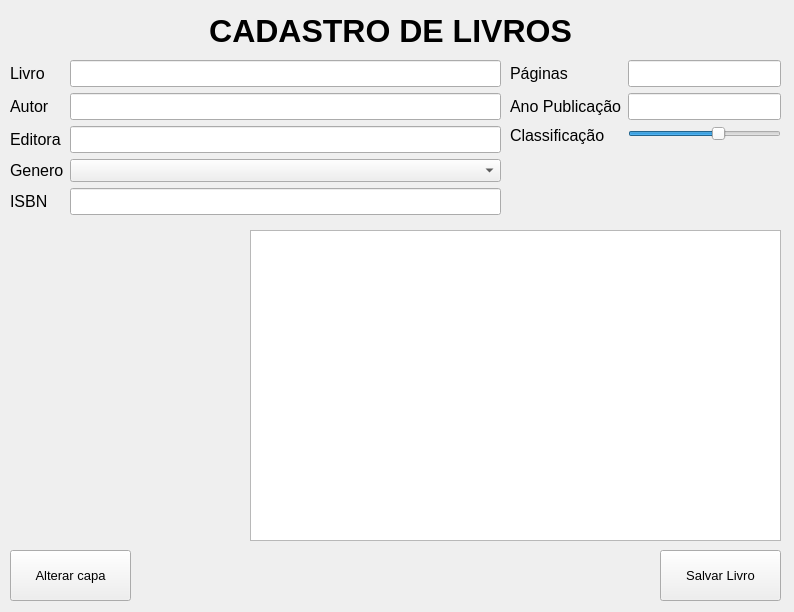
Old version of the form screen/ui_designer/screen_cadastro_livros.ui in the repository mateusmoratelli/MinhaBiblioteca.
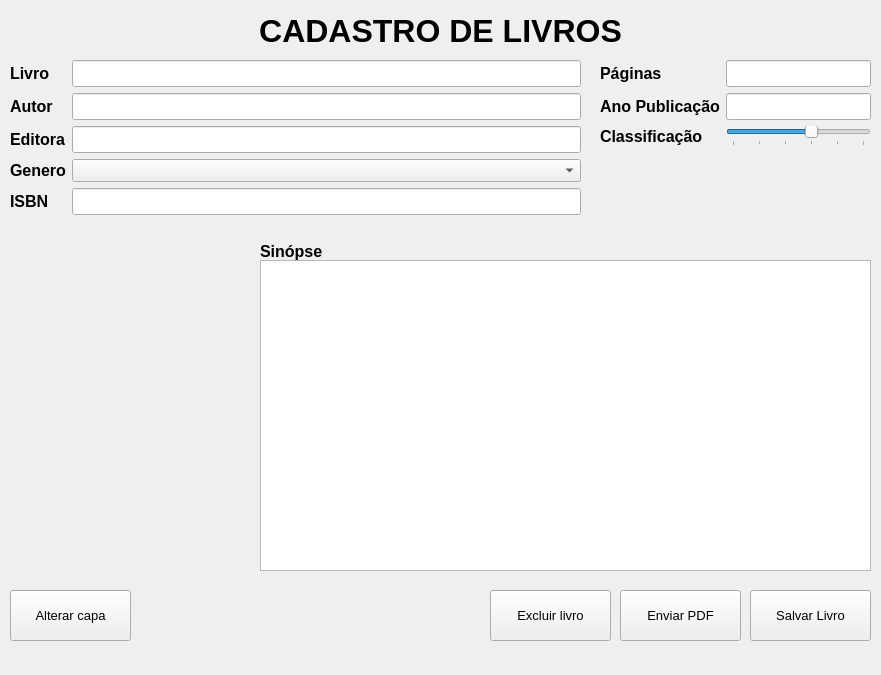
New version of the form. Icons and pictures are not drawn.

Diff of the .ui file:
```diff
--- a/screen/ui_designer/screen_cadastro_livros.ui
+++ b/screen/ui_designer/screen_cadastro_livros.ui
@@ -9,8 +9,8 @@
    <rect>
     <x>0</x>
     <y>0</y>
-    <width>794</width>
-    <height>612</height>
+    <width>881</width>
+    <height>675</height>
    </rect>
   </property>
   <property name="maximumSize">
@@ -27,7 +27,7 @@
     <rect>
      <x>10</x>
      <y>10</y>
-     <width>761</width>
+     <width>861</width>
      <height>41</height>
     </rect>
    </property>
@@ -48,8 +48,8 @@
   <widget class="QPushButton" name="btSalvar">
    <property name="geometry">
     <rect>
-     <x>660</x>
-     <y>550</y>
+     <x>750</x>
+     <y>590</y>
      <width>121</width>
      <height>51</height>
     </rect>
@@ -68,7 +68,7 @@
     <rect>
      <x>10</x>
      <y>60</y>
-     <width>491</width>
+     <width>571</width>
      <height>161</height>
     </rect>
    </property>
@@ -78,6 +78,8 @@
       <property name="font">
        <font>
         <pointsize>12</pointsize>
+        <weight>75</weight>
+        <bold>true</bold>
        </font>
       </property>
       <property name="text">
@@ -99,6 +101,8 @@
       <property name="font">
        <font>
         <pointsize>12</pointsize>
+        <weight>75</weight>
+        <bold>true</bold>
        </font>
       </property>
       <property name="text">
@@ -120,6 +124,8 @@
       <property name="font">
        <font>
         <pointsize>12</pointsize>
+        <weight>75</weight>
+        <bold>true</bold>
        </font>
       </property>
       <property name="text">
@@ -141,6 +147,8 @@
       <property name="font">
        <font>
         <pointsize>12</pointsize>
+        <weight>75</weight>
+        <bold>true</bold>
        </font>
       </property>
       <property name="text">
@@ -162,6 +170,8 @@
       <property name="font">
        <font>
         <pointsize>12</pointsize>
+        <weight>75</weight>
+        <bold>true</bold>
        </font>
       </property>
       <property name="text">
@@ -184,11 +194,14 @@
    <property name="geometry">
     <rect>
      <x>10</x>
-     <y>230</y>
+     <y>260</y>
      <width>241</width>
      <height>311</height>
     </rect>
    </property>
+   <property name="autoFillBackground">
+    <bool>false</bool>
+   </property>
    <property name="text">
     <string/>
    </property>
@@ -199,7 +212,7 @@
   <widget class="QWidget" name="formLayoutWidget_2">
    <property name="geometry">
     <rect>
-     <x>510</x>
+     <x>600</x>
      <y>60</y>
      <width>271</width>
      <height>161</height>
@@ -211,6 +224,8 @@
       <property name="font">
        <font>
         <pointsize>12</pointsize>
+        <weight>75</weight>
+        <bold>true</bold>
        </font>
       </property>
       <property name="text">
@@ -232,6 +247,8 @@
       <property name="font">
        <font>
         <pointsize>12</pointsize>
+        <weight>75</weight>
+        <bold>true</bold>
        </font>
       </property>
       <property name="text">
@@ -253,6 +270,8 @@
       <property name="font">
        <font>
         <pointsize>12</pointsize>
+        <weight>75</weight>
+        <bold>true</bold>
        </font>
       </property>
       <property name="text">
@@ -262,15 +281,31 @@
     </item>
     <item row="2" column="1">
      <widget class="QSlider" name="sliderClassificacao">
+      <property name="font">
+       <font>
+        <weight>50</weight>
+        <bold>false</bold>
+        <strikeout>false</strikeout>
+       </font>
+      </property>
+      <property name="autoFillBackground">
+       <bool>false</bool>
+      </property>
       <property name="maximum">
        <number>5</number>
       </property>
+      <property name="pageStep">
+       <number>1</number>
+      </property>
       <property name="value">
        <number>3</number>
       </property>
       <property name="orientation">
        <enum>Qt::Horizontal</enum>
       </property>
+      <property name="tickPosition">
+       <enum>QSlider::TicksBelow</enum>
+      </property>
      </widget>
     </item>
    </layout>
@@ -278,9 +313,9 @@
   <widget class="QTextEdit" name="txtSinopse">
    <property name="geometry">
     <rect>
-     <x>250</x>
-     <y>230</y>
-     <width>531</width>
+     <x>260</x>
+     <y>260</y>
+     <width>611</width>
      <height>311</height>
     </rect>
    </property>
@@ -289,7 +324,7 @@
    <property name="geometry">
     <rect>
      <x>10</x>
-     <y>550</y>
+     <y>590</y>
      <width>121</width>
      <height>51</height>
     </rect>
@@ -303,6 +338,62 @@
     <string>Alterar capa</string>
    </property>
   </widget>
+  <widget class="QLabel" name="label_11">
+   <property name="geometry">
+    <rect>
+     <x>260</x>
+     <y>240</y>
+     <width>104</width>
+     <height>22</height>
+    </rect>
+   </property>
+   <property name="font">
+    <font>
+     <pointsize>12</pointsize>
+     <weight>75</weight>
+     <bold>true</bold>
+    </font>
+   </property>
+   <property name="text">
+    <string>Sinópse</string>
+   </property>
+  </widget>
+  <widget class="QPushButton" name="btExcluirLivro">
+   <property name="geometry">
+    <rect>
+     <x>490</x>
+     <y>590</y>
+     <width>121</width>
+     <height>51</height>
+    </rect>
+   </property>
+   <property name="font">
+    <font>
+     <pointsize>10</pointsize>
+    </font>
+   </property>
+   <property name="text">
+    <string>Excluir livro</string>
+   </property>
+  </widget>
+  <widget class="QPushButton" name="btEnviarPDF">
+   <property name="geometry">
+    <rect>
+     <x>620</x>
+     <y>590</y>
+     <width>121</width>
+     <height>51</height>
+    </rect>
+   </property>
+   <property name="font">
+    <font>
+     <pointsize>10</pointsize>
+    </font>
+   </property>
+   <property name="text">
+    <string>Enviar PDF</string>
+   </property>
+  </widget>
  </widget>
  <resources/>
  <connections/>
```
Left out of the diff: 9 changed lines with no effect on the pictures.
